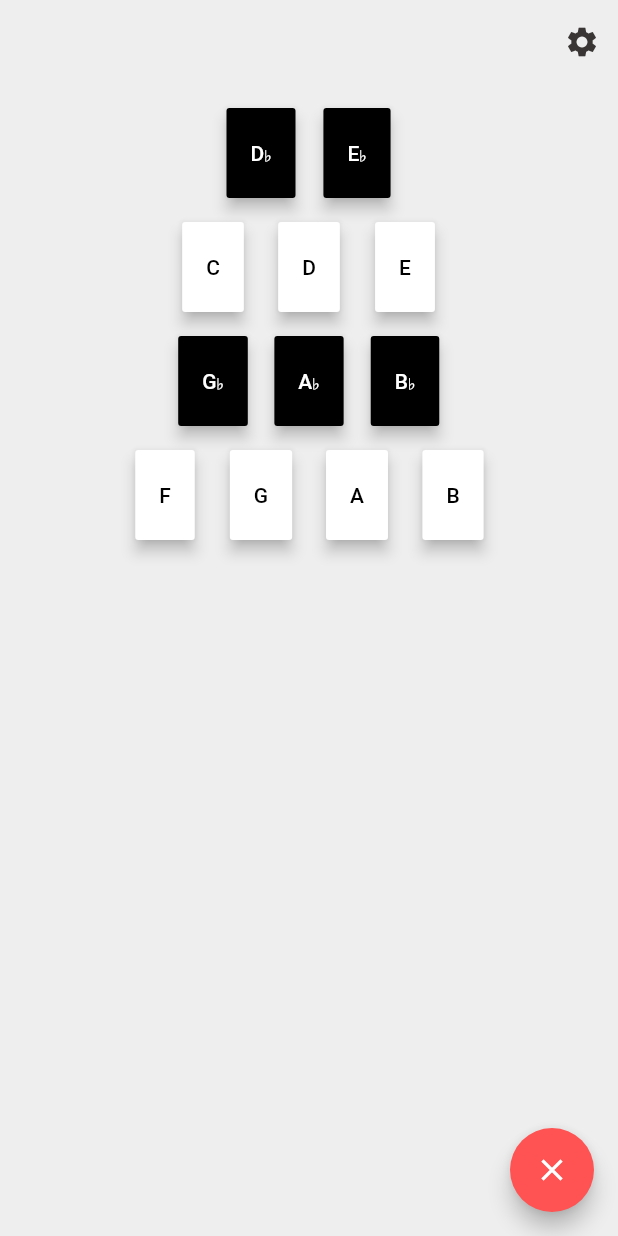
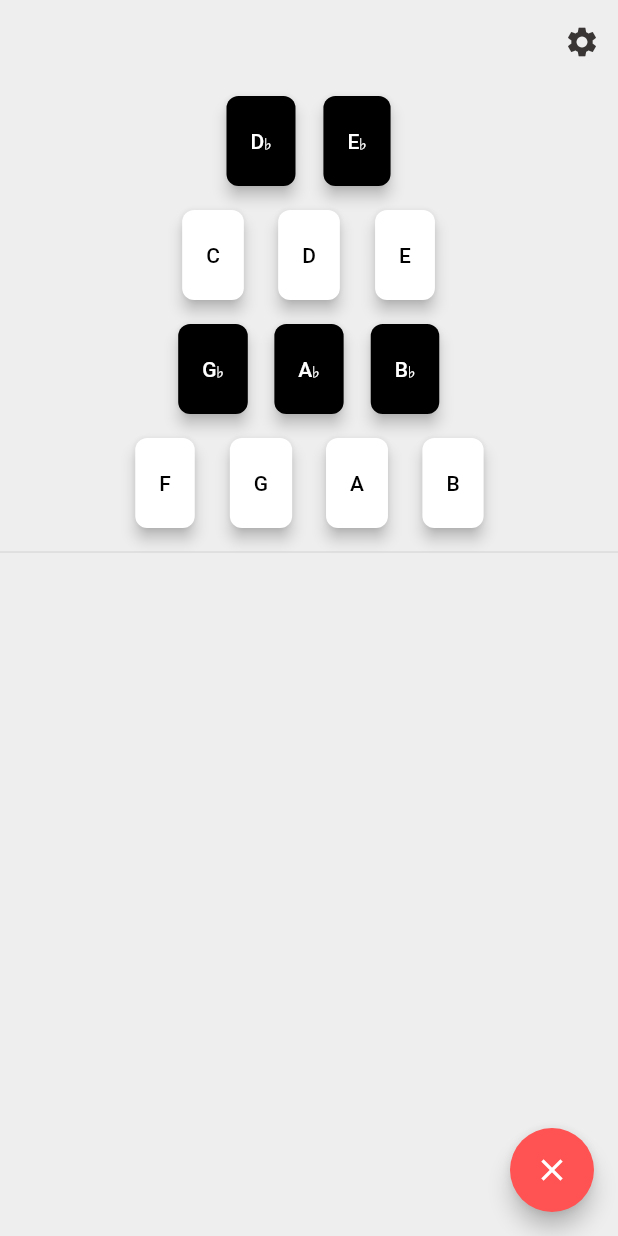
Before and after one commit to JoseGeorges8/scales-app, a Flutter app: the screen it shows after launch, on a phone screen of 412 x 824 dp. Run offline on Flutter 3.47's test engine with Material 2 defaults, Android fonts, the phone set to English and light mode, and no system bars; our stand-ins replace bloc, equatable, flutter_bloc, shared_preferences; missing offline and left inert: flutter_midi.

Commit message:
Made some changes on the piano buttons

```diff
--- a/lib/pages/home.dart
+++ b/lib/pages/home.dart
@@ -35,22 +35,22 @@ class _HomePageState extends State<HomePage>
                   builder: (BuildContext context) => SettingsPage())))
         ],
       ),
-      body: ScalesBlocProvider(
-        child: BlocBuilder<NotesBloc, NotesState>(
+      body: BlocBuilder<NotesBloc, NotesState>(
           builder: (BuildContext context, NotesState state) {
               return SizedBox.expand(
                 child: Stack(
                   children: <Widget>[
-                      Padding(
-                        padding: const EdgeInsets.all(8.0),
-                        child: NotesButtonGroup(notes: state.notes),
+                    Column(
+                      children: <Widget>[
+                        NotesButtonGroup(notes: state.notes),
+                        Divider(),
+                      ],
                     ),
-                      DraggableScalesSheet()
+                    ScalesBlocProvider(child: DraggableScalesSheet())
                   ],
                 ),
               );
       }),
-      ),
       floatingActionButton: ClearButton(onPressed: () => _notesBloc.clearNotes()),
     );
   }
--- a/lib/widgets/note_button.dart
+++ b/lib/widgets/note_button.dart
@@ -15,10 +15,14 @@ class PianoButton extends StatelessWidget{
       minWidth: 20,
       height: 60,
       child: RaisedButton(
-        elevation: 4,
+        shape: RoundedRectangleBorder(
+            borderRadius: new BorderRadius.circular(8.0),
+          side: note.isSelected ? BorderSide(color: Theme.of(context).accentColor) :BorderSide(color: Colors.transparent)
+        ),
+        elevation: note.isSelected ? 0 : 4,
         onPressed: onTap,
         child: Align(alignment: Alignment.bottomLeft,child: Text(note.value, style: TextStyle(color: note.isSharp ? Colors.white : Colors.black),)),
-        color: note.isSharp ? note.isSelected ? Colors.black.withOpacity(.5) : Colors.black : note.isSelected ? Colors.white.withOpacity(.5) : Colors.white,
+        color: note.isSharp ? note.isSelected ? Colors.black.withOpacity(.5) : Colors.black : Colors.white,
       ),
     );
   }
```
Lines whose indentation alone changed are shown as unchanged.
